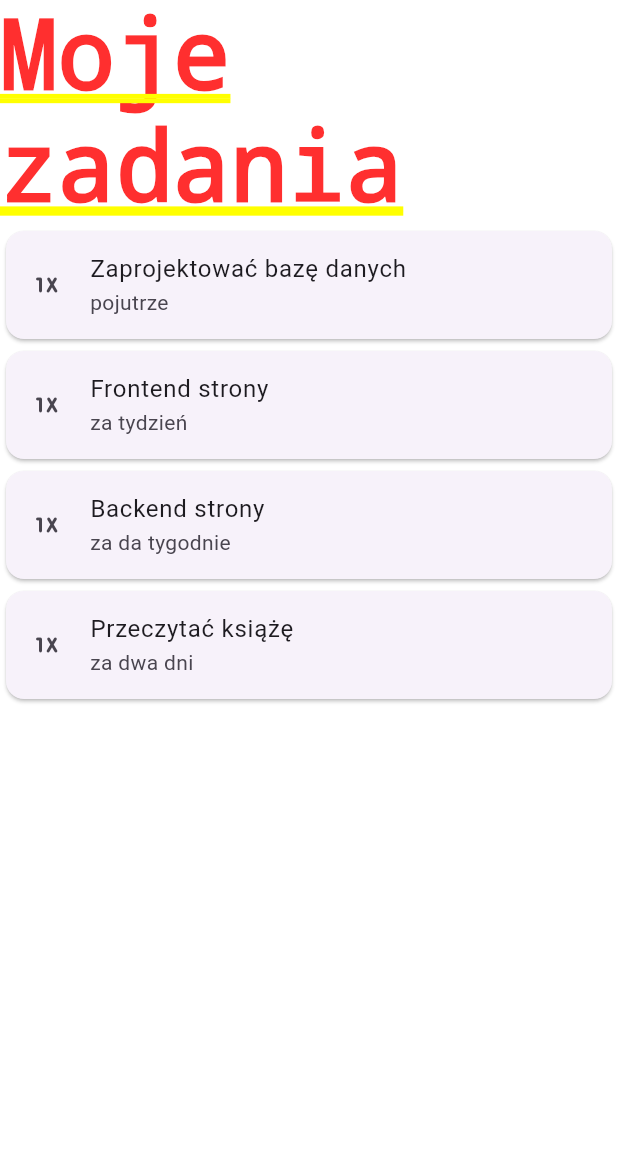
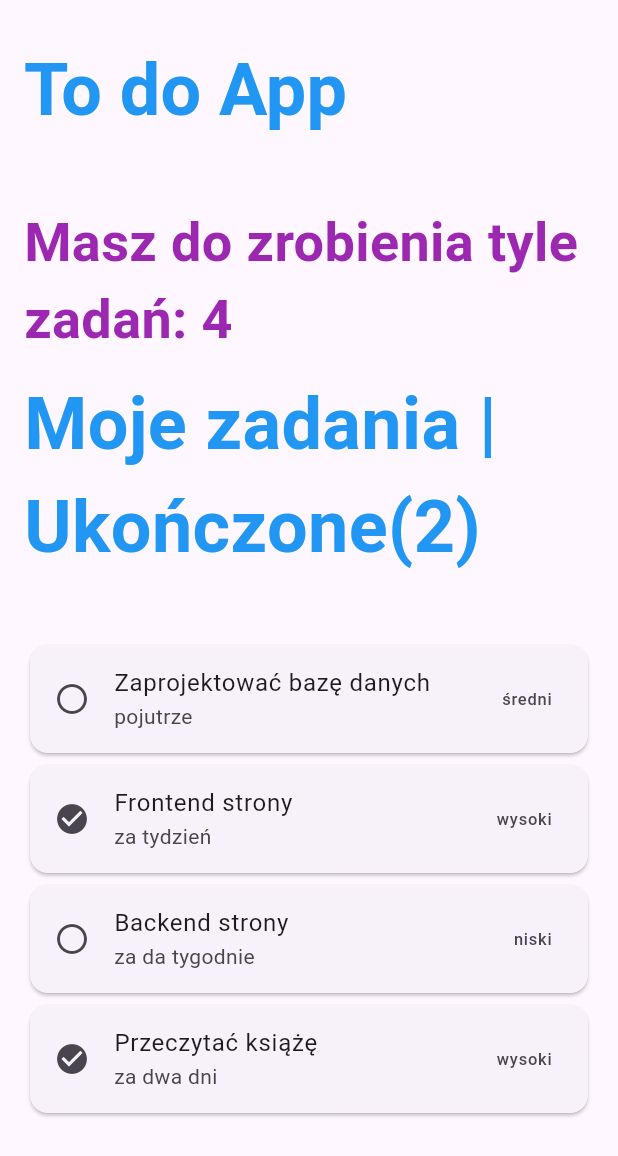
Before and after one commit to MacDev-maker/todoApp, a Flutter app: the screen it shows after launch, on a phone screen of 412 x 824 dp. Shown: the top 1156 px of the screen. Run offline on Flutter 3.47's test engine with Material 3 defaults, Android fonts, the phone set to English and light mode, and no system bars.

Commit message:
sfinalizowanie calego wyswietlania zadan

```diff
--- a/lib/main.dart
+++ b/lib/main.dart
@@ -8,36 +8,76 @@ class MyApp extends StatelessWidget {
   const MyApp({super.key});
 
   final List<Task> tasks = const [
-    Task(title: "Zaprojektować bazę danych", deadline: "pojutrze"),
-    Task(title: "Frontend strony", deadline: "za tydzień"),
-    Task(title: "Backend strony", deadline: "za da tygodnie"),
-    Task(title: "Przeczytać książę", deadline: "za dwa dni")
+    Task(title: "Zaprojektować bazę danych", deadline: "pojutrze", done: false, priority: "średni"),
+    Task(title: "Frontend strony", deadline: "za tydzień", done: true, priority: "wysoki"),
+    Task(title: "Backend strony", deadline: "za da tygodnie", done: false, priority: "niski"),
+    Task(title: "Przeczytać książę", deadline: "za dwa dni", done: true, priority: "wysoki")
   ];
 
   @override
   Widget build(BuildContext context) {
     return MaterialApp(
       title: 'Flutter Demo',
-      home: Column(
-        crossAxisAlignment: CrossAxisAlignment.center,
+      home:
+        Scaffold (
+          appBar: AppBar(
+            toolbarHeight: 120,
+
+            title:
+              Text("To do App",
+
+                style: TextStyle(
+                  fontSize: 48,
+                  color: Colors.blue,
+                  fontWeight: FontWeight.bold,
+                ),
+            ),
+          ),
+
+          body:
+            Padding (
+              padding: EdgeInsets.all(16),
+              child:
+                Column(
+                  crossAxisAlignment: CrossAxisAlignment.start,
 
                   children: [
-          Text("Moje zadania",
+                    Text("Masz do zrobienia tyle zadań: ${tasks.length}",
+
                       style: TextStyle(
-            fontSize: 64,
+                        fontSize: 36,
+                        color: Colors.purple,
+                        fontWeight: FontWeight.bold,
+                      ),
+                    ),
+
+                    SizedBox(height: 10),
+
+                    Text("Moje zadania | Ukończone(${tasks.where((task) => task.done).length})",
+
+                    style: TextStyle(
+                      fontSize: 48,
+                      color: Colors.blue,
                       fontWeight: FontWeight.bold,
                     )),
+
+                    SizedBox(height: 40),
+
                     Expanded(child: ListView.builder(
                       itemCount: tasks.length,
+
                       itemBuilder: (context, index) {
                         return TaskCard(
                           title: tasks[index].title,
                           deadline: tasks[index].deadline,
-                  icon: tasks[index].icon
+                          icon: tasks[index].done ? Icons.check_circle : Icons.radio_button_unchecked,
+                          priority: tasks[index].priority,
                         );
                       },
                     ))
                  ],
+                )
+              ),
             )
           );
   }
@@ -47,20 +87,24 @@ class Task {
   final String title;
   final String deadline;
   final IconData icon = Icons.one_x_mobiledata_rounded;
+  final bool done;
+  final String priority;
 
-  const Task({required this.title, required this.deadline});
+  const Task({required this.title, required this.deadline, required this.done, required this.priority});
 }
 
 class TaskCard extends StatelessWidget {
   final String title;
   final String deadline;
   final IconData icon;
+  final String priority;
 
   const TaskCard({
     super.key,
     required this.title,
     required this.deadline,
     required this.icon,
+    required this.priority,
   });
 
   @override
@@ -70,6 +114,7 @@ class TaskCard extends StatelessWidget {
         leading: Icon(icon),
         title: Text(title),
         subtitle: Text(deadline),
+        trailing: Text(priority),
       ),
     );
   }
```
Lines whose indentation alone changed are shown as unchanged.
